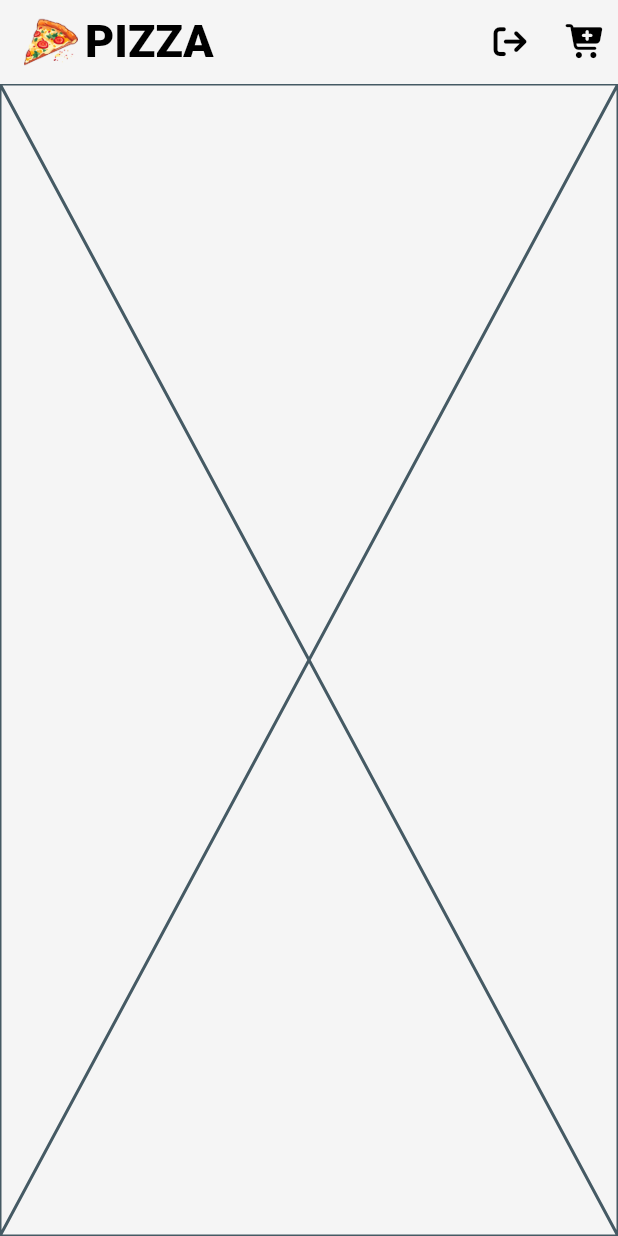
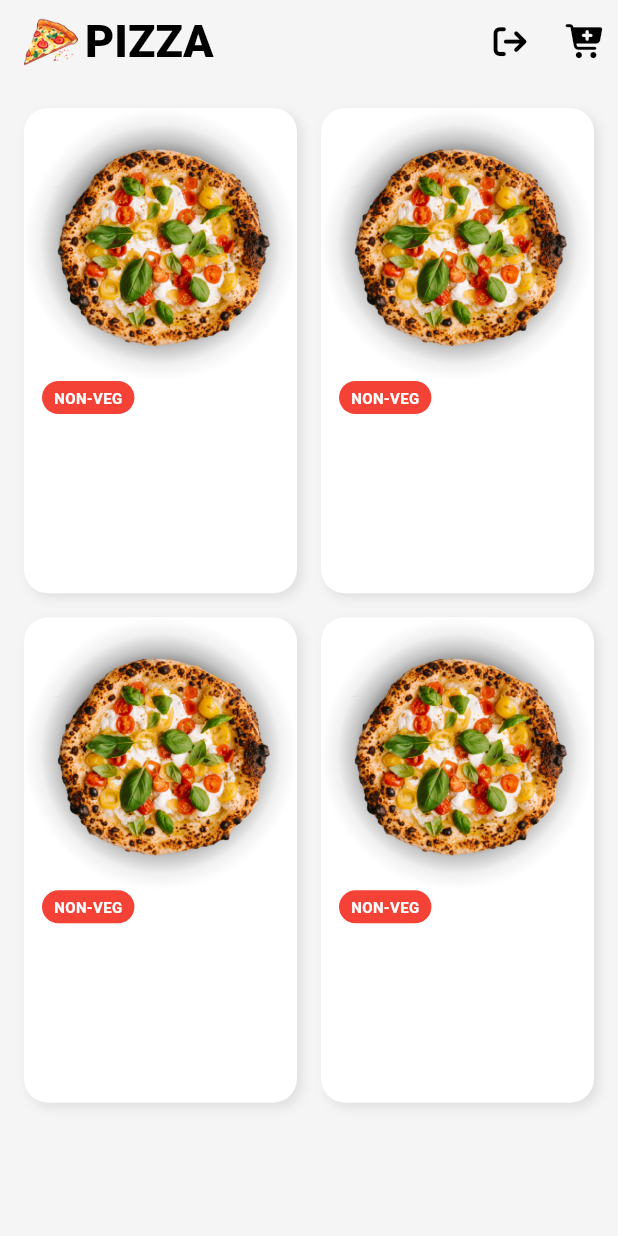
Before and after one commit to mohamedwdm/PizzaApp, a Flutter app: the HomeView screen opened directly, on a phone screen of 412 x 824 dp. Run offline on Flutter 3.47's test engine with Material 3 defaults, Android fonts, the phone set to English and light mode, and no system bars; our stand-ins replace bloc, cloud_firestore, dartz, firebase_auth, firebase_core, flutter_bloc and 1 more; accounts and stored records are empty.

```diff
--- a/lib/features/home/presentation/views/widgets/home_view_body.dart
+++ b/lib/features/home/presentation/views/widgets/home_view_body.dart
@@ -5,6 +5,61 @@ class HomeViewBody extends StatelessWidget {
 
   @override
   Widget build(BuildContext context) {
-    return const Placeholder();
+    return Padding(
+      padding: const EdgeInsets.all(16.0),
+      child: GridView.builder(
+        gridDelegate: const SliverGridDelegateWithFixedCrossAxisCount(
+          crossAxisCount: 2,
+          mainAxisSpacing: 16,
+          crossAxisSpacing: 16,
+          childAspectRatio: 9 / 16,
+        ),
+        itemCount: 4,
+        itemBuilder: (context, index) {
+          return Container(
+            decoration: BoxDecoration(
+              color: Colors.white,
+              borderRadius: BorderRadius.circular(16),
+              boxShadow: [
+                BoxShadow(
+                  offset: const Offset(3, 3),
+                  color: Colors.grey.shade300,
+                  blurRadius: 5,
+                ),
+              ],
+            ),
+            child: Column(
+              children: [
+                Image.asset('assets/images/1.png'),
+                Padding(
+                  padding: const EdgeInsets.symmetric(horizontal: 12.0),
+                  child: Row(
+                    children: [
+                      Container(
+                        decoration: BoxDecoration(
+                          color: Colors.red,
+                          borderRadius: BorderRadius.circular(30),
+                        ),
+                        child: Padding(
+                          padding: const EdgeInsets.symmetric(horizontal: 8.0 , vertical: 4),
+                          child: const Text(
+                            'NON-VEG',
+                            style: TextStyle(
+                              fontWeight: FontWeight.bold,
+                              color: Colors.white,
+                              fontSize: 10,
+                            ),
+                          ),
+                        ),
+                      ),
+                    ],
+                  ),
+                ),
+              ],
+            ),
+          );
+        },
+      ),
+    );
   }
 }
```
